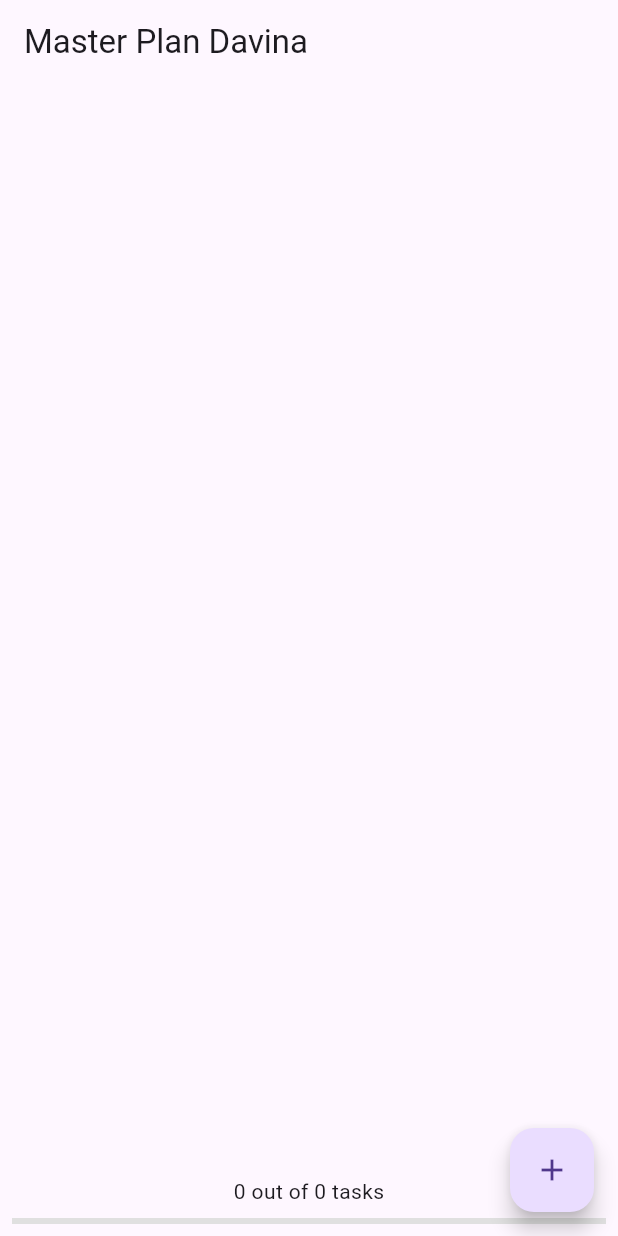
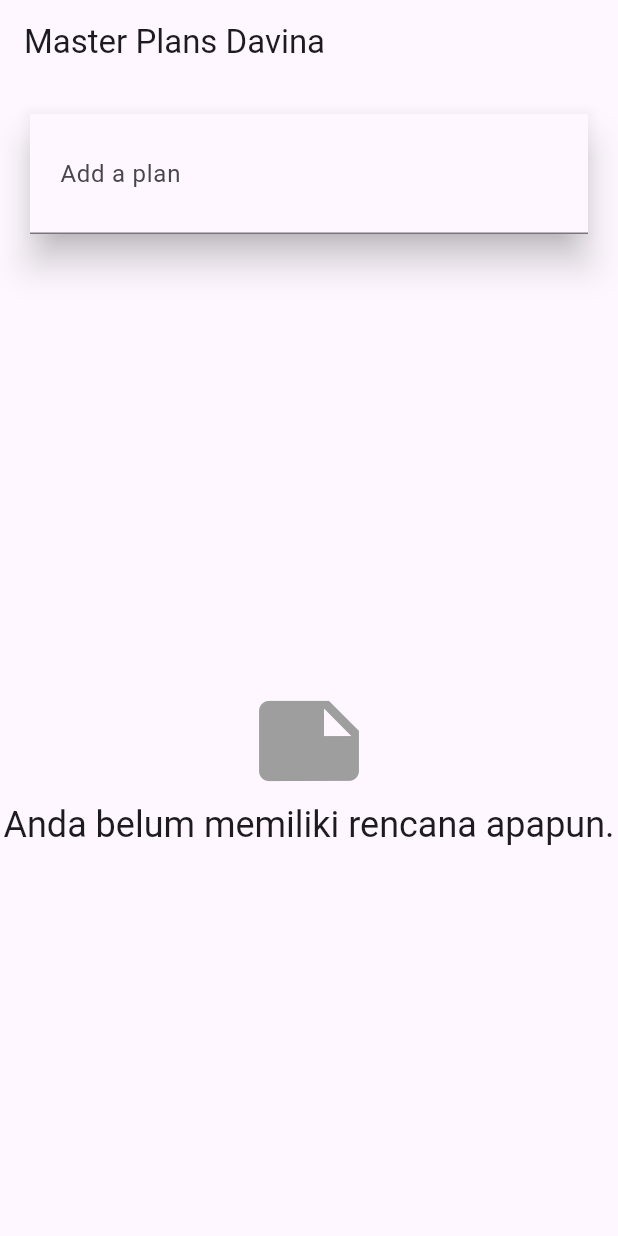
Before and after one commit to davinalfy/state-management, a Flutter app: the screen it shows after launch, on a phone screen of 412 x 824 dp. Run offline on Flutter 3.47's test engine with Material 3 defaults, Android fonts, the phone set to English and light mode, and no system bars.

Commit message:
add praktikum 3

```diff
--- a/lib/main.dart
+++ b/lib/main.dart
@@ -1,20 +1,24 @@
 import 'package:flutter/material.dart';
-import './views/plan_screen.dart';
-import './provider/plan_provider.dart';
-import './models/data_layer.dart';
+//import 'views/plan_screen.dart';
+import 'views/plan_creator_screen.dart';
+import 'models/data_layer.dart';
+import 'provider/plan_provider.dart';
 
-void main() => runApp(const MasterPlanApp());
+void main() => runApp(MasterPlanApp());
 
 class MasterPlanApp extends StatelessWidget {
   const MasterPlanApp({super.key});
 
   @override
   Widget build(BuildContext context) {
-    return MaterialApp(
-      theme: ThemeData(primarySwatch: Colors.purple),
-      home: PlanProvider(
-        notifier: ValueNotifier<Plan>(const Plan()),
-        child: const PlanScreen(),
+    return PlanProvider(
+      notifier: ValueNotifier<List<Plan>>(const []),
+      child: MaterialApp(
+        title: 'State management app',
+        theme: ThemeData(
+          primarySwatch: Colors.blue,
+        ),
+        home: const PlanCreatorScreen(),
       ),
     );
   }
--- a/lib/provider/plan_provider.dart
+++ b/lib/provider/plan_provider.dart
@@ -1,14 +1,14 @@
 import 'package:flutter/material.dart';
 import '../models/data_layer.dart';
 
-class PlanProvider extends InheritedNotifier<ValueNotifier<Plan>> {
+class PlanProvider extends InheritedNotifier<ValueNotifier<List<Plan>>> {
   const PlanProvider({
     super.key,
     required Widget child,
-    required ValueNotifier<Plan> notifier,
+    required ValueNotifier<List<Plan>> notifier,
   }) : super(child: child, notifier: notifier);
 
-  static ValueNotifier<Plan> of(BuildContext context) {
+  static ValueNotifier<List<Plan>> of(BuildContext context) {
     return context.dependOnInheritedWidgetOfExactType<PlanProvider>()!.notifier!;
   }
 }
--- /dev/null
+++ b/lib/views/plan_creator_screen.dart
@@ -0,0 +1,103 @@
+import 'package:flutter/material.dart';
+import '../views/plan_screen.dart';
+import '../models/data_layer.dart';
+import '../provider/plan_provider.dart';
+
+class PlanCreatorScreen extends StatefulWidget {
+  const PlanCreatorScreen({super.key});
+
+  @override
+  State<PlanCreatorScreen> createState() => _PlanCreatorScreenState();
+}
+
+class _PlanCreatorScreenState extends State<PlanCreatorScreen> {
+
+  final textController = TextEditingController();
+
+  @override
+  Widget build(BuildContext context) {
+    return Scaffold(
+      // ganti 'Namaku' dengan nama panggilan Anda
+      appBar: AppBar(title: const Text('Master Plans Davina')),
+      body: Container(
+        alignment: Alignment.center,
+        child: Column(
+          mainAxisAlignment: MainAxisAlignment.center,
+          children: [
+            _buildListCreator(),
+            const SizedBox(height: 20),
+            Expanded(child: _buildMasterPlans())
+          ],
+        ),
+      ),
+    );
+  }
+
+  Widget _buildListCreator() {
+    return Padding(
+      padding: const EdgeInsets.all(20.0),
+      child: Material(
+        color: Theme.of(context).cardColor,
+        elevation: 10,
+        child: TextField(
+            controller: textController,
+            decoration: const InputDecoration(
+              labelText: 'Add a plan',
+              contentPadding: EdgeInsets.all(20)),
+            onEditingComplete: addPlan),
+      )
+    );
+  }
+
+  Widget _buildMasterPlans() {
+    ValueNotifier<List<Plan>> planNotifier = PlanProvider.of(context);
+      List<Plan> plans = planNotifier.value;
+
+      if (plans.isEmpty) {
+        return Column(
+          mainAxisAlignment: MainAxisAlignment.center,
+          children: <Widget>[
+            const Icon(Icons.note, size: 80, color: Colors.grey),
+            Text(
+              'Anda belum memiliki rencana apapun.',
+              style: Theme.of(context).textTheme.headlineSmall,
+              textAlign: TextAlign.center, // Center text
+            )
+          ]
+        );
+      }
+      return ListView.builder(
+          itemCount: plans.length,
+          itemBuilder: (context, index) {
+            final plan = plans[index];
+            return ListTile(
+                title: Text(plan.name),
+                subtitle: Text(plan.completenessMessage),
+                onTap: () {
+                  Navigator.of(context).push(
+                    MaterialPageRoute(builder: (_) => PlanScreen(plan: plan,)));
+                }
+              );
+            }
+          );
+  }
+
+  void addPlan() {
+    final text = textController.text;
+      if (text.isEmpty) {
+        return;
+      }
+      final plan = Plan(name: text, tasks: []);
+      ValueNotifier<List<Plan>> planNotifier = PlanProvider.of(context);
+      planNotifier.value = List<Plan>.from(planNotifier.value)..add(plan);
+      textController.clear();
+      FocusScope.of(context).requestFocus(FocusNode());
+      setState(() {});
+  }
+
+  @override
+  void dispose() {
+    textController.dispose();
+    super.dispose();
+  }
+}
--- a/lib/views/plan_screen.dart
+++ b/lib/views/plan_screen.dart
@@ -3,14 +3,17 @@ import '../models/data_layer.dart';
 import '../provider/plan_provider.dart';
 
 class PlanScreen extends StatefulWidget {
-  const PlanScreen({super.key});
+  final Plan plan;
+  const PlanScreen({super.key, required this.plan});
 
   @override
   State createState() => _PlanScreenState();
 }
 
 class _PlanScreenState extends State<PlanScreen> {
+
   late ScrollController scrollController;
+  Plan get plan => widget.plan;
 
   @override
   void initState() {
@@ -23,50 +26,20 @@ class _PlanScreenState extends State<PlanScreen> {
 
   @override
   Widget build(BuildContext context) {
+    ValueNotifier<List<Plan>> plansNotifier = PlanProvider.of(context);
+
     return Scaffold(
-      appBar: AppBar(title: const Text('Master Plan Davina')),
-      body: ValueListenableBuilder<Plan>(
-        valueListenable: PlanProvider.of(context),
-        builder: (context, plan, child) {
-          double progress = plan.tasks.isEmpty ? 0 : plan.completedCount / plan.tasks.length;
-
+      appBar: AppBar(title: Text(plan.name)),
+      body: ValueListenableBuilder<List<Plan>>(
+        valueListenable: plansNotifier,
+        builder: (context, plans, child) {
+          Plan currentPlan = plans.firstWhere((p) => p.name == plan.name);
           return Column(
             children: [
-              Expanded(child: _buildList(plan)),
-
-              Padding(
-                padding: const EdgeInsets.all(8.0),
-                child: Column(
-                  children: [
-                    Text(plan.completenessMessage),
-                    const SizedBox(height: 8),
-                    LinearProgressIndicator(
-                      value: progress,
-                      backgroundColor: Colors.grey[300],
-                      color: Colors.purple,
-                    ),
-                  ],
-                ),
-              ),
-            ],
-          );
-        },
-      ),
+              Expanded(child: _buildList(currentPlan)),
+              SafeArea(child: Text(currentPlan.completenessMessage)),
+            ],);},),
       floatingActionButton: _buildAddTaskButton(context),
-    );
-  }
-
-  Widget _buildAddTaskButton(BuildContext context) {
-    ValueNotifier<Plan> planNotifier = PlanProvider.of(context); // ✅ Ambil ValueNotifier dari PlanProvider
-    return FloatingActionButton(
-      child: const Icon(Icons.add),
-      onPressed: () {
-        Plan currentPlan = planNotifier.value;
-        planNotifier.value = Plan(
-          name: currentPlan.name,
-          tasks: List<Task>.from(currentPlan.tasks)..add(const Task()),
-        );
-      },
     );
   }
 
@@ -74,41 +47,83 @@ class _PlanScreenState extends State<PlanScreen> {
     return ListView.builder(
       controller: scrollController,
       itemCount: plan.tasks.length,
-      itemBuilder: (context, index) => _buildTaskTile(plan.tasks[index], index, context),
+      itemBuilder: (context, index) =>
+          _buildTaskTile(plan.tasks[index], index, context),
     );
   }
 
   Widget _buildTaskTile(Task task, int index, BuildContext context) {
-    ValueNotifier<Plan> planNotifier = PlanProvider.of(context); // ✅ Ambil data dari PlanProvider
+    ValueNotifier<List<Plan>> planNotifier = PlanProvider.of(context);
+
     return ListTile(
       leading: Checkbox(
         value: task.complete,
         onChanged: (selected) {
-          Plan currentPlan = planNotifier.value;
-          planNotifier.value = Plan(
-            name: currentPlan.name,
-            tasks: List<Task>.from(currentPlan.tasks)
-              ..[index] = Task(
-                description: task.description,
-                complete: selected ?? false,
-              ),
+          int planIndex = planNotifier.value.indexWhere((p) => p.name == plan.name);
+          Plan currentPlan = planNotifier.value[planIndex];
+
+          Task updatedTask = Task(
+            description: task.description,
+            complete: selected ?? false,
           );
+
+          List<Task> updatedTasks = List<Task>.from(currentPlan.tasks);
+          updatedTasks[index] = updatedTask;
+
+          planNotifier.value = List<Plan>.from(planNotifier.value)
+            ..[planIndex] = Plan(
+              name: currentPlan.name,
+              tasks: updatedTasks,
+            );
+
+          setState(() {});
         },
       ),
       title: TextFormField(
         initialValue: task.description,
+        style: const TextStyle(fontSize: 16),
         onChanged: (text) {
-          Plan currentPlan = planNotifier.value;
-          planNotifier.value = Plan(
-            name: currentPlan.name,
-            tasks: List<Task>.from(currentPlan.tasks)
-              ..[index] = Task(
-                description: text,
-                complete: task.complete,
-              ),
+          int planIndex = planNotifier.value.indexWhere((p) => p.name == plan.name);
+          Plan currentPlan = planNotifier.value[planIndex];
+
+          Task updatedTask = Task(
+            description: text,
+            complete: task.complete,
           );
+
+          List<Task> updatedTasks = List<Task>.from(currentPlan.tasks);
+          updatedTasks[index] = updatedTask;
+
+          planNotifier.value = List<Plan>.from(planNotifier.value)
+            ..[planIndex] = Plan(
+              name: currentPlan.name,
+              tasks: updatedTasks,
+            );
         },
       ),
+    );
+  }
+
+  Widget _buildAddTaskButton(BuildContext context) {
+    ValueNotifier<List<Plan>> planNotifier = PlanProvider.of(context);
+    return FloatingActionButton(
+      child: const Icon(Icons.add),
+      onPressed: () {
+
+        int planIndex = planNotifier.value.indexWhere((p) => p.name == plan.name);
+        Plan currentPlan = planNotifier.value[planIndex];
+
+        List<Task> updatedTasks = List<Task>.from(currentPlan.tasks)
+          ..add(const Task());
+
+        planNotifier.value = List<Plan>.from(planNotifier.value)
+          ..[planIndex] = Plan(
+            name: currentPlan.name,
+            tasks: updatedTasks,
+          );
+
+        setState(() {});
+      },
     );
   }
 
```
